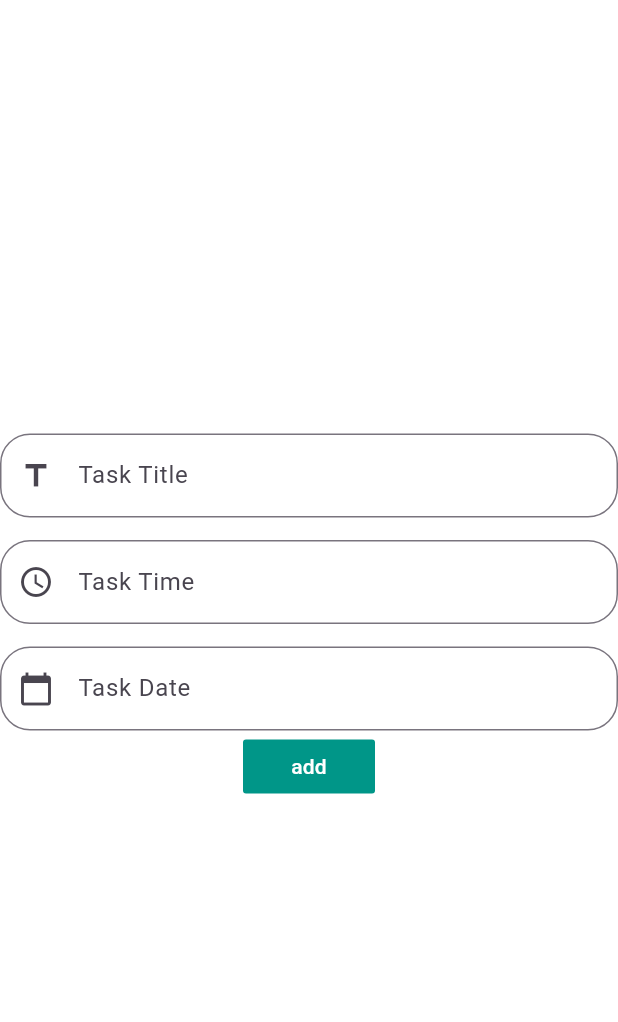
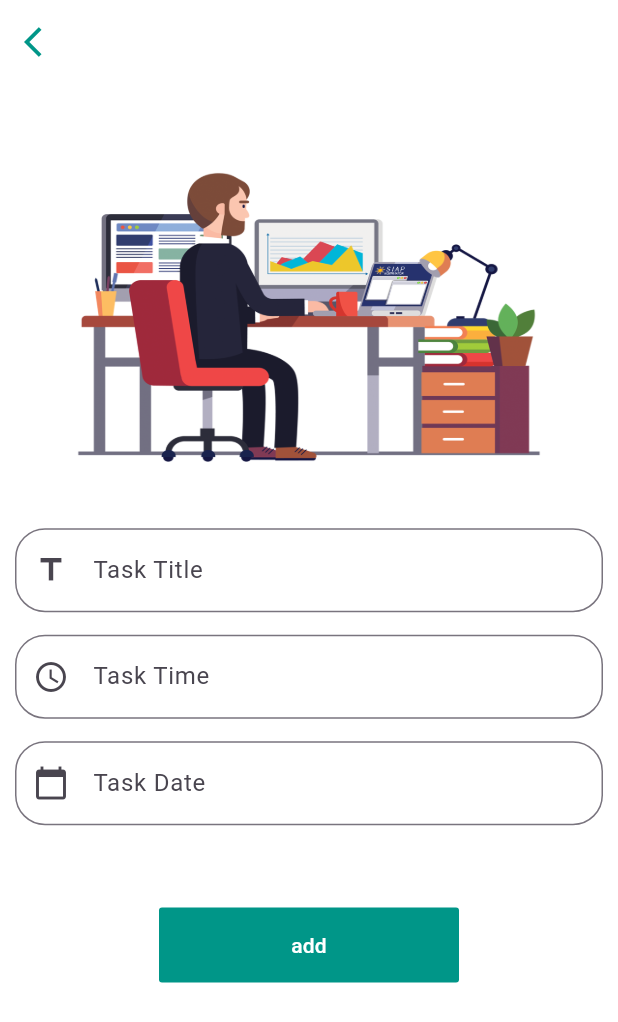
Before and after one commit to MhdMihdi/do_it, a Flutter app: the screen it shows after launch, after a tap on the "edit" icon, on a phone screen of 412 x 824 dp. Shown: the top 1022 px of the screen. Run offline on Flutter 3.47's test engine with Material 3 defaults, Android fonts, the phone set to English and light mode, and no system bars; our stand-ins replace bloc, conditional_builder_null_safety, curved_navigation_bar, flutter_bloc, flutter_screenutil, flutter_secure_storage and 1 more; accounts and stored records are empty; statements that could not run were skipped.

Commit message:
enhance add task screen&setting

```diff
--- a/lib/Bloc/Theme Cubit/theme_cubit.dart
+++ b/lib/Bloc/Theme Cubit/theme_cubit.dart
@@ -1,5 +1,4 @@
 import 'package:do_it/Util/cache_helper.dart';
-import 'package:flutter/cupertino.dart';
 import 'package:flutter_bloc/flutter_bloc.dart';
 
 
--- a/lib/Presentation/Add Tasks Screen/Widgets/add_screen_widgets.dart
+++ b/lib/Presentation/Add Tasks Screen/Widgets/add_screen_widgets.dart
@@ -47,8 +47,12 @@ Widget defaultFormField({
 Widget myButton({
   required String title,
   required VoidCallback onPressed
+
 })
-=>MaterialButton(
+=>SizedBox(
+  height:50 ,
+  width: 200,
+  child: MaterialButton(
     textColor: Colors.white,
     color: Colors.teal,
     onPressed: onPressed,
@@ -57,4 +61,5 @@ Widget myButton({
       title,
     ),
 
+  ),
 );
--- a/lib/Presentation/Add Tasks Screen/add_tasks_screen.dart
+++ b/lib/Presentation/Add Tasks Screen/add_tasks_screen.dart
@@ -1,7 +1,9 @@
 import 'package:do_it/Bloc/Tasks%20Cubit/tasks_cubit.dart';
 import 'package:do_it/Presentation/Add%20Tasks%20Screen/Widgets/add_screen_widgets.dart';
+
 import 'package:flutter/material.dart';
 import 'package:flutter_bloc/flutter_bloc.dart';
+import 'package:flutter_screenutil/flutter_screenutil.dart';
 import 'package:intl/intl.dart';
 
 class AddTasksScreen extends StatelessWidget {
@@ -13,20 +15,44 @@ class AddTasksScreen extends StatelessWidget {
       listener: (context, state) {
         if(state is AppInsertDataBaseState)
         {
-
           Navigator.pop(context);
         }
       },
       builder: (context, state) {
         TasksCubit cubit=TasksCubit.get(context);
         return Scaffold(
+          appBar: AppBar(
+            backgroundColor: Colors.white,
+            leading: IconButton(
+              icon: const Icon(
+                Icons.arrow_back_ios,
+                color: Colors.teal,
+              ),
+              onPressed: ()
+              {
+                Navigator.pop(context);
+              },
+            ),
+          ),
           body: Form(
             key: cubit.formKey,
-            child: Center(
+            child: Padding(
+              padding: const EdgeInsets.all(10.0),
               child: Column(
                 mainAxisSize: MainAxisSize.min,
                 children:
                 [
+                  Container(
+                    width: 270.h,
+                    height: 250.w,
+                    decoration: const BoxDecoration(
+                      image: DecorationImage(
+                        image: AssetImage("assets/1.png"),
+                        fit: BoxFit.fill,
+                      ),
+                    ),
+                  ),
+                  const SizedBox(),
                   defaultFormField(
                     controller: cubit.titleController,
                     type: TextInputType.text,
@@ -91,7 +117,9 @@ class AddTasksScreen extends StatelessWidget {
                     label: 'Task Date',
                     prefix: Icons.calendar_today,
                   ),
-                  const SizedBox(),
+                   SizedBox(
+                    height: MediaQuery.of(context).size.height/15,
+                  ),
                   myButton(
                       title: 'add',
                       onPressed: ()
--- a/lib/Presentation/Settings Screen/settings_screen.dart
+++ b/lib/Presentation/Settings Screen/settings_screen.dart
@@ -27,8 +27,6 @@ class SettingsScreen extends StatelessWidget {
                         size: 50.0,
                     ),
                     Column(
-                      //crossAxisAlignment: CrossAxisAlignment.start,
-                      //mainAxisAlignment: MainAxisAlignment.start,
                       children: [
                         Text(
                           'Theme',
@@ -44,9 +42,11 @@ class SettingsScreen extends StatelessWidget {
                       child: Switch(
                         value: cubit.themeSwitch,
                         activeColor: Colors.teal,
+                        inactiveTrackColor: Colors.white,
+                        //activeTrackColor: Colors.black12,
                         inactiveThumbColor: Colors.teal.shade700,
                         onChanged: (value)
-                        async{
+                        {
                            cubit.themeToggle(value: value);
 
                         },
--- a/lib/main.dart
+++ b/lib/main.dart
@@ -32,12 +32,10 @@ class MyApp extends StatelessWidget {
     return MultiBlocProvider(
       providers: [
         BlocProvider(
-          create: (context) =>
-          TasksCubit()
-            ..createDataBase(),
+          create: (context) => ThemeCubit()..themeToggle(fromStorage: mode),
         ),
         BlocProvider(
-          create: (context) => ThemeCubit()..themeToggle(fromStorage: mode),
+          create: (context) => TasksCubit()..createDataBase(),
         ),
       ],
       child: BlocConsumer<ThemeCubit, ThemeStates>(
@@ -55,9 +53,9 @@ class MyApp extends StatelessWidget {
                   theme: ThemeData(
                     useMaterial3: true,
                     scaffoldBackgroundColor: Colors.white,
-                    appBarTheme: AppBarTheme(
+                    appBarTheme: const AppBarTheme(
                       backgroundColor: Colors.teal,
-                      shape: const RoundedRectangleBorder(
+                      shape: RoundedRectangleBorder(
                         borderRadius: BorderRadius.only(
                           bottomLeft: Radius.circular(20.0),
                           bottomRight: Radius.circular(20.0),
@@ -66,8 +64,8 @@ class MyApp extends StatelessWidget {
                       elevation: 0.0,
                       centerTitle: false,
                       titleTextStyle: TextStyle(
-                        fontSize: 30.0.sp,
-                        color: Colors.white
+                        color: Colors.white,
+                        fontSize: 30.0,
                       )
                     ),
                     floatingActionButtonTheme: const FloatingActionButtonThemeData(
@@ -95,7 +93,21 @@ class MyApp extends StatelessWidget {
                   ),
                   darkTheme: ThemeData(
                     useMaterial3: true,
-                    scaffoldBackgroundColor: Colors.black,
+                    scaffoldBackgroundColor: Colors.black12,
+                    textTheme: TextTheme(
+                        titleSmall: TextStyle(
+                          fontSize:15.sp,
+                          color: Colors.white,
+                        ),
+                        titleLarge: TextStyle(
+                            fontSize: 30.0.sp,
+                            color: Colors.white
+                        ),
+                        labelSmall: TextStyle(
+                            fontSize: 14.0.sp,
+                            color: Colors.white60
+                        )
+                    ),
                   ),
                   themeMode: ThemeCubit.get(context).themeSwitch?ThemeMode.dark:ThemeMode.light,
                 );
```
Also changed, not shown: lib/Presentation/Home Screen/do_it_home.dart (+13 -20 lines), assets/1.png (added). Lines whose indentation alone changed are shown as unchanged.
